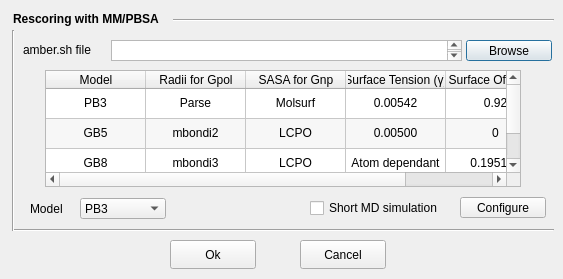
First picture: the form in GUI/rescoreMmpbsa/rescoremmpbsadialog.ui, repository IFMlab/ChemFlow, before the edit.
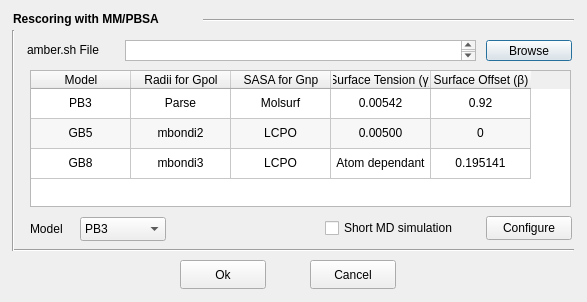
Second picture: the form after the edit.

Patch:
```diff
--- a/GUI/rescoreMmpbsa/rescoremmpbsadialog.ui
+++ b/GUI/rescoreMmpbsa/rescoremmpbsadialog.ui
@@ -6,8 +6,8 @@
    <rect>
     <x>0</x>
     <y>0</y>
-    <width>563</width>
-    <height>279</height>
+    <width>587</width>
+    <height>302</height>
    </rect>
   </property>
   <property name="windowTitle">
@@ -18,7 +18,7 @@
     <rect>
      <x>13</x>
      <y>10</y>
-     <width>161</width>
+     <width>191</width>
      <height>17</height>
     </rect>
    </property>
@@ -35,7 +35,7 @@
   <widget class="QPushButton" name="pushButton_amber">
    <property name="geometry">
     <rect>
-     <x>466</x>
+     <x>486</x>
      <y>40</y>
      <width>86</width>
      <height>21</height>
@@ -49,8 +49,8 @@
    <property name="geometry">
     <rect>
      <x>13</x>
-     <y>220</y>
-     <width>541</width>
+     <y>240</y>
+     <width>561</width>
      <height>21</height>
     </rect>
    </property>
@@ -61,8 +61,8 @@
   <widget class="QPushButton" name="pushButton_ok">
    <property name="geometry">
     <rect>
-     <x>170</x>
-     <y>240</y>
+     <x>180</x>
+     <y>260</y>
      <width>86</width>
      <height>29</height>
     </rect>
@@ -75,9 +75,9 @@
    <property name="geometry">
     <rect>
      <x>80</x>
-     <y>198</y>
+     <y>217</y>
      <width>86</width>
-     <height>21</height>
+     <height>24</height>
     </rect>
    </property>
    <property name="toolTip">
@@ -103,7 +103,7 @@
    <property name="geometry">
     <rect>
      <x>30</x>
-     <y>198</y>
+     <y>218</y>
      <width>41</width>
      <height>21</height>
     </rect>
@@ -115,8 +115,8 @@
   <widget class="QPushButton" name="pushButton_cancel">
    <property name="geometry">
     <rect>
-     <x>300</x>
-     <y>240</y>
+     <x>310</x>
+     <y>260</y>
      <width>86</width>
      <height>29</height>
     </rect>
@@ -128,7 +128,7 @@
   <widget class="QTextBrowser" name="textBrowser_amber">
    <property name="geometry">
     <rect>
-     <x>111</x>
+     <x>125</x>
      <y>40</y>
      <width>351</width>
      <height>21</height>
@@ -143,14 +143,14 @@
   <widget class="QLabel" name="label_exec">
    <property name="geometry">
     <rect>
-     <x>23</x>
+     <x>27</x>
      <y>40</y>
-     <width>121</width>
+     <width>101</width>
      <height>20</height>
     </rect>
    </property>
    <property name="text">
-    <string>amber.sh file</string>
+    <string>amber.sh File</string>
    </property>
   </widget>
   <widget class="Line" name="line_2">
@@ -159,7 +159,7 @@
      <x>3</x>
      <y>30</y>
      <width>20</width>
-     <height>201</height>
+     <height>221</height>
     </rect>
    </property>
    <property name="orientation">
@@ -169,9 +169,9 @@
   <widget class="Line" name="line">
    <property name="geometry">
     <rect>
-     <x>173</x>
+     <x>203</x>
      <y>10</y>
-     <width>381</width>
+     <width>371</width>
      <height>20</height>
     </rect>
    </property>
@@ -182,10 +182,10 @@
   <widget class="QPushButton" name="pushButton_MD">
    <property name="geometry">
     <rect>
-     <x>460</x>
-     <y>197</y>
+     <x>486</x>
+     <y>216</y>
      <width>86</width>
-     <height>21</height>
+     <height>24</height>
     </rect>
    </property>
    <property name="text">
@@ -195,9 +195,9 @@
   <widget class="QCheckBox" name="checkBox_MD">
    <property name="geometry">
     <rect>
-     <x>310</x>
-     <y>197</y>
-     <width>141</width>
+     <x>325</x>
+     <y>217</y>
+     <width>161</width>
      <height>22</height>
     </rect>
    </property>
@@ -211,10 +211,10 @@
   <widget class="QTableWidget" name="tableWidget">
    <property name="geometry">
     <rect>
-     <x>45</x>
+     <x>30</x>
      <y>70</y>
-     <width>476</width>
-     <height>117</height>
+     <width>541</width>
+     <height>137</height>
     </rect>
    </property>
    <property name="sizeAdjustPolicy">
```
